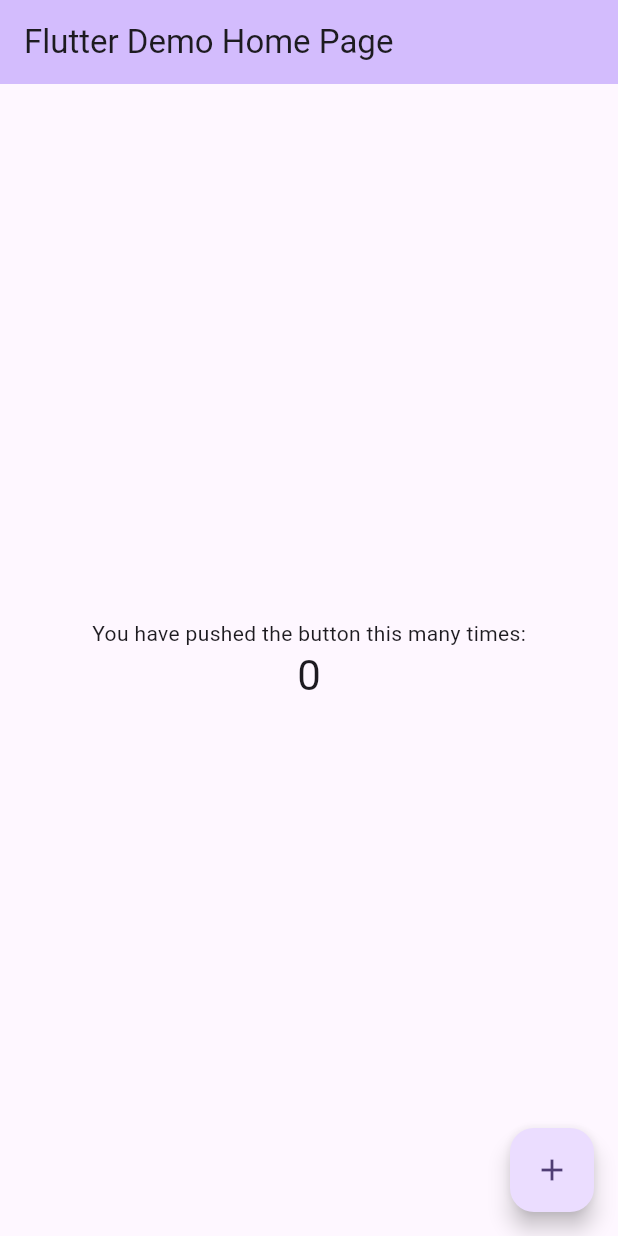
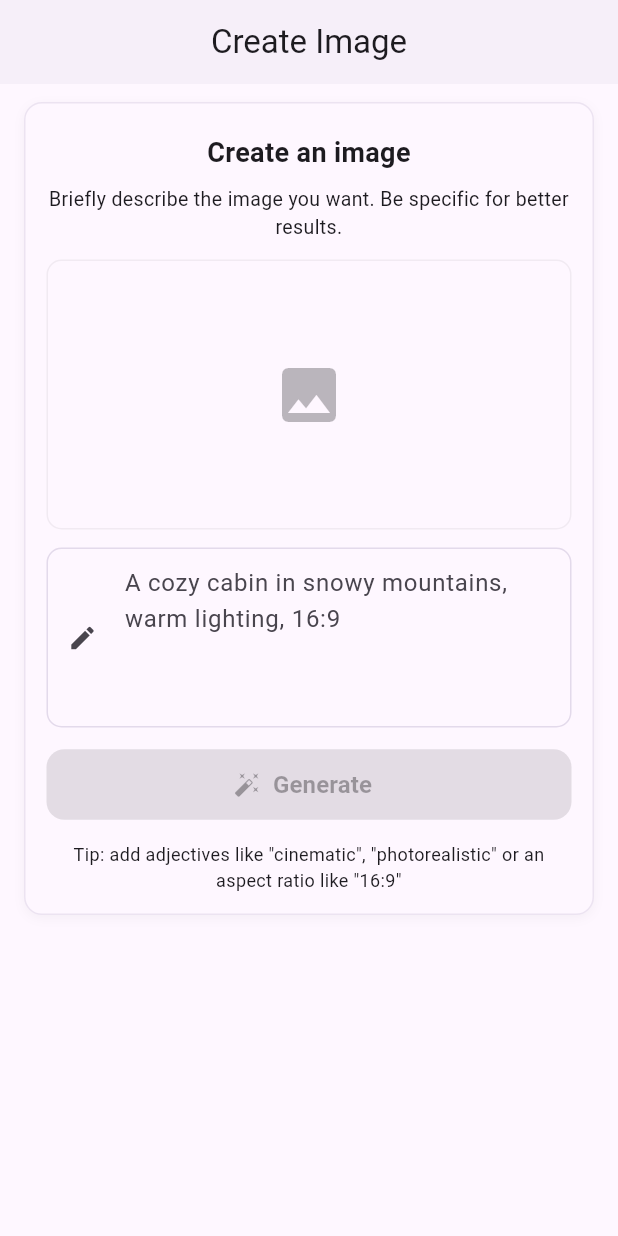
Before and after one commit to acaerme/image_generator, a Flutter app: the screen it shows after launch, on a phone screen of 412 x 824 dp. Run offline on Flutter 3.47's test engine with Material 3 defaults, Android fonts, the phone set to English and light mode, and no system bars.

Commit message:
Built UI for prompt_screen

```diff
--- a/lib/main.dart
+++ b/lib/main.dart
@@ -1,4 +1,5 @@
 import 'package:flutter/material.dart';
+import 'screens/prompt_screen.dart';
 
 void main() {
   runApp(const MyApp());
@@ -12,6 +13,7 @@
   Widget build(BuildContext context) {
     return MaterialApp(
       title: 'Flutter Demo',
+      debugShowCheckedModeBanner: false,
       theme: ThemeData(
         // This is the theme of your application.
         //
@@ -30,93 +32,7 @@
         // tested with just a hot reload.
         colorScheme: ColorScheme.fromSeed(seedColor: Colors.deepPurple),
       ),
-      home: const MyHomePage(title: 'Flutter Demo Home Page'),
+      home: const PromptScreen(),
     );
   }
 }
-
-class MyHomePage extends StatefulWidget {
-  const MyHomePage({super.key, required this.title});
-
-  // This widget is the home page of your application. It is stateful, meaning
-  // that it has a State object (defined below) that contains fields that affect
-  // how it looks.
-
-  // This class is the configuration for the state. It holds the values (in this
-  // case the title) provided by the parent (in this case the App widget) and
-  // used by the build method of the State. Fields in a Widget subclass are
-  // always marked "final".
-
-  final String title;
-
-  @override
-  State<MyHomePage> createState() => _MyHomePageState();
-}
-
-class _MyHomePageState extends State<MyHomePage> {
-  int _counter = 0;
-
-  void _incrementCounter() {
-    setState(() {
-      // This call to setState tells the Flutter framework that something has
-      // changed in this State, which causes it to rerun the build method below
-      // so that the display can reflect the updated values. If we changed
-      // _counter without calling setState(), then the build method would not be
-      // called again, and so nothing would appear to happen.
-      _counter++;
-    });
-  }
-
-  @override
-  Widget build(BuildContext context) {
-    // This method is rerun every time setState is called, for instance as done
-    // by the _incrementCounter method above.
-    //
-    // The Flutter framework has been optimized to make rerunning build methods
-    // fast, so that you can just rebuild anything that needs updating rather
-    // than having to individually change instances of widgets.
-    return Scaffold(
-      appBar: AppBar(
-        // TRY THIS: Try changing the color here to a specific color (to
-        // Colors.amber, perhaps?) and trigger a hot reload to see the AppBar
-        // change color while the other colors stay the same.
-        backgroundColor: Theme.of(context).colorScheme.inversePrimary,
-        // Here we take the value from the MyHomePage object that was created by
-        // the App.build method, and use it to set our appbar title.
-        title: Text(widget.title),
-      ),
-      body: Center(
-        // Center is a layout widget. It takes a single child and positions it
-        // in the middle of the parent.
-        child: Column(
-          // Column is also a layout widget. It takes a list of children and
-          // arranges them vertically. By default, it sizes itself to fit its
-          // children horizontally, and tries to be as tall as its parent.
-          //
-          // Column has various properties to control how it sizes itself and
-          // how it positions its children. Here we use mainAxisAlignment to
-          // center the children vertically; the main axis here is the vertical
-          // axis because Columns are vertical (the cross axis would be
-          // horizontal).
-          //
-          // TRY THIS: Invoke "debug painting" (choose the "Toggle Debug Paint"
-          // action in the IDE, or press "p" in the console), to see the
-          // wireframe for each widget.
-          mainAxisAlignment: MainAxisAlignment.center,
-          children: <Widget>[
-            const Text('You have pushed the button this many times:'),
-            Text(
-              '$_counter',
-              style: Theme.of(context).textTheme.headlineMedium,
-            ),
-          ],
-        ),
-      ),
-      floatingActionButton: FloatingActionButton(
-        onPressed: _incrementCounter,
-        tooltip: 'Increment',
-        child: const Icon(Icons.add),
-      ), // This trailing comma makes auto-formatting nicer for build methods.
-    );
-  }
-}
--- /dev/null
+++ b/lib/screens/prompt_screen.dart
@@ -0,0 +1,155 @@
+import 'package:flutter/material.dart';
+
+class PromptScreen extends StatefulWidget {
+  const PromptScreen({super.key});
+
+  @override
+  State<PromptScreen> createState() => _PromptScreenState();
+}
+
+class _PromptScreenState extends State<PromptScreen> {
+  final TextEditingController _controller = TextEditingController();
+
+  @override
+  void dispose() {
+    _controller.dispose();
+    super.dispose();
+  }
+
+  @override
+  Widget build(BuildContext context) {
+    final bool hasText = _controller.text.trim().isNotEmpty;
+
+    final theme = Theme.of(context);
+    final screenWidth = MediaQuery.of(context).size.width;
+    // For mobile-first layout prefer a max width that fits phones comfortably
+    final maxContentWidth = screenWidth < 480 ? screenWidth * 0.95 : 460.0;
+
+    return Scaffold(
+      backgroundColor: theme.colorScheme.background,
+      // Keep resizeToAvoidBottomInset true so the body moves up for the keyboard.
+      resizeToAvoidBottomInset: true,
+      appBar: AppBar(
+        title: const Text('Create Image'),
+        centerTitle: true,
+        elevation: 1,
+      ),
+      body: SafeArea(
+        child: SingleChildScrollView(
+          padding: const EdgeInsets.symmetric(vertical: 12),
+          child: Center(
+            child: Padding(
+              padding: const EdgeInsets.symmetric(horizontal: 16.0),
+              child: ConstrainedBox(
+                constraints: BoxConstraints(maxWidth: maxContentWidth),
+                child: Container(
+                  decoration: BoxDecoration(
+                    color: theme.colorScheme.surface,
+                    borderRadius: BorderRadius.circular(12),
+                    border: Border.all(color: theme.colorScheme.primary.withOpacity(0.12)),
+                    boxShadow: [
+                      BoxShadow(color: theme.shadowColor.withOpacity(0.04), blurRadius: 6, offset: const Offset(0, 2)),
+                    ],
+                  ),
+                  padding: const EdgeInsets.all(14),
+                  child: Column(
+                    mainAxisSize: MainAxisSize.min,
+                    crossAxisAlignment: CrossAxisAlignment.stretch,
+                    children: [
+                      const SizedBox(height: 6),
+                      const Text(
+                        'Create an image',
+                        textAlign: TextAlign.center,
+                        style: TextStyle(fontSize: 18, fontWeight: FontWeight.w600),
+                      ),
+                      const SizedBox(height: 8),
+                      Text(
+                        'Briefly describe the image you want. Be specific for better results.',
+                        textAlign: TextAlign.center,
+                        style: TextStyle(color: theme.textTheme.bodySmall?.color, fontSize: 13),
+                      ),
+                      const SizedBox(height: 12),
+
+                      // Preview placeholder
+                      Container(
+                        height: 180,
+                        decoration: BoxDecoration(
+                          color: theme.colorScheme.background,
+                          borderRadius: BorderRadius.circular(10),
+                          border: Border.all(color: theme.colorScheme.onBackground.withOpacity(0.06)),
+                        ),
+                        child: Center(
+                          child: Icon(Icons.image, size: 48, color: theme.colorScheme.onBackground.withOpacity(0.3)),
+                        ),
+                      ),
+
+                      const SizedBox(height: 12),
+                      Center(
+                        child: ConstrainedBox(
+                          constraints: BoxConstraints(maxWidth: maxContentWidth - 24),
+                          child: TextField(
+                            controller: _controller,
+                            decoration: InputDecoration(
+                              hintText: 'A cozy cabin in snowy mountains, warm lighting, 16:9',
+                              contentPadding: const EdgeInsets.symmetric(horizontal: 12, vertical: 12),
+                              prefixIcon: const Icon(Icons.edit, size: 20),
+                              filled: true,
+                              fillColor: theme.colorScheme.surface,
+                              enabledBorder: OutlineInputBorder(
+                                borderRadius: BorderRadius.circular(10),
+                                borderSide: BorderSide(color: theme.colorScheme.primary.withOpacity(0.18)),
+                              ),
+                              focusedBorder: OutlineInputBorder(
+                                borderRadius: BorderRadius.circular(10),
+                                borderSide: BorderSide(color: theme.colorScheme.primary, width: 1.8),
+                              ),
+                            ),
+                            maxLines: 4,
+                            onChanged: (s) => setState(() {}),
+                          ),
+                        ),
+                      ),
+                      const SizedBox(height: 14),
+
+                      SizedBox(
+                        width: double.infinity,
+                        child: ElevatedButton.icon(
+                          icon: const Icon(Icons.auto_fix_high),
+                          label: const Padding(
+                            padding: EdgeInsets.symmetric(vertical: 12.0),
+                            child: Text('Generate', style: TextStyle(fontSize: 16, fontWeight: FontWeight.w600)),
+                          ),
+                          style: ElevatedButton.styleFrom(
+                            shape: RoundedRectangleBorder(borderRadius: BorderRadius.circular(12)),
+                            elevation: 2,
+                          ),
+                          onPressed: hasText
+                              ? () {
+                                  ScaffoldMessenger.of(context).showSnackBar(
+                                    const SnackBar(content: Text('Generate tapped')),
+                                  );
+                                }
+                              : null,
+                        ),
+                      ),
+
+                      const SizedBox(height: 8),
+                      if (!hasText) ...[
+                        const SizedBox(height: 6),
+                        Text(
+                          'Tip: add adjectives like "cinematic", "photorealistic" or an aspect ratio like "16:9"',
+                          textAlign: TextAlign.center,
+                          style: TextStyle(color: theme.textTheme.bodySmall?.color, fontSize: 12),
+                        ),
+                      ]
+                    ],
+                  ),
+                ),
+              ),
+            ),
+          ),
+        ),
+      ),
+    );
+  }
+}
```
Also changed, not shown: 1 other file.
